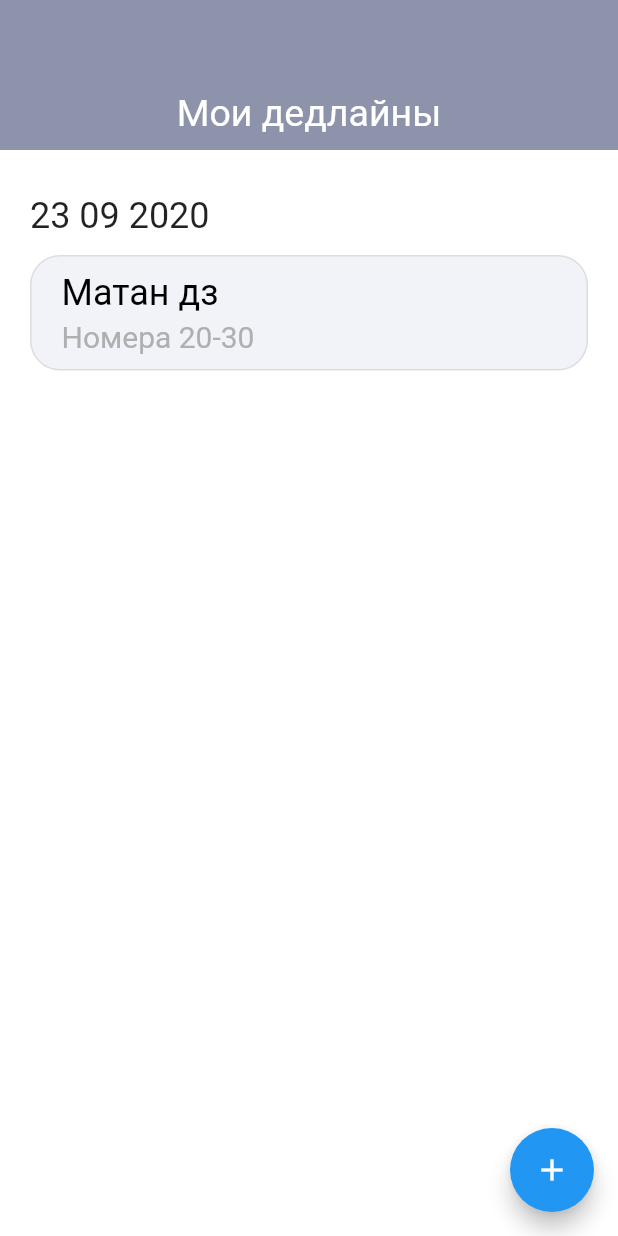
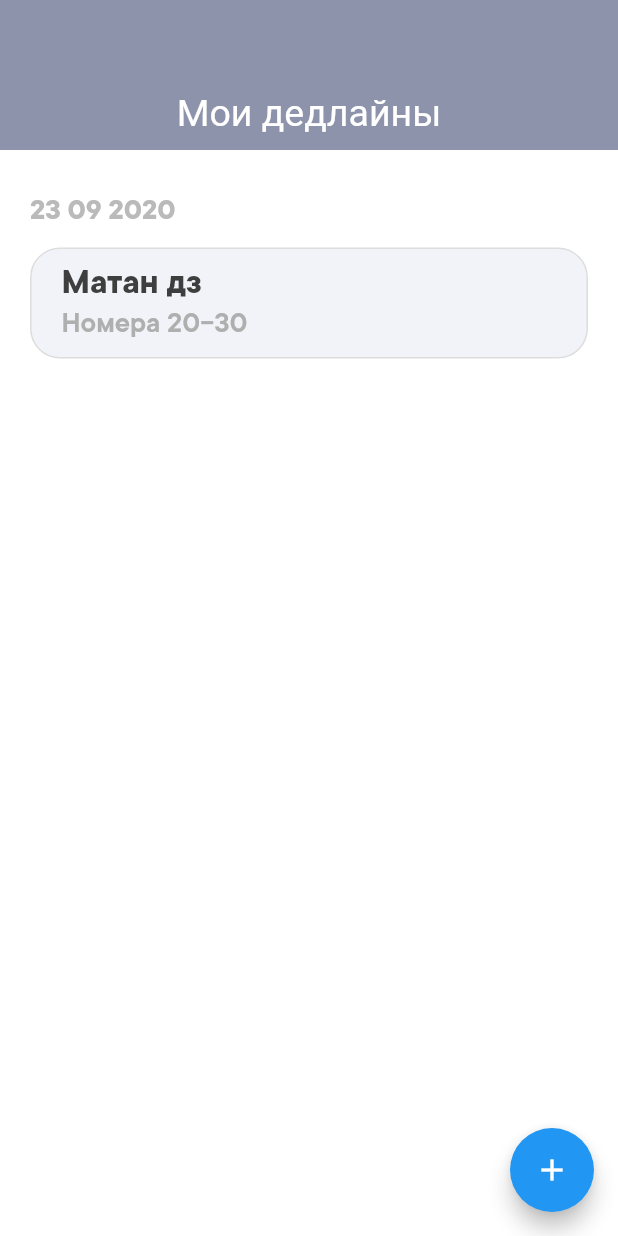
Before and after one commit to Glebik8/ITMO.deadlines.backend, a Flutter app: the screen it shows after launch, after a tap on the "add" icon, on a phone screen of 412 x 824 dp. Run offline on Flutter 3.47's test engine with Material 2 defaults, Android fonts, the phone set to English and light mode, and no system bars; drawn by our look-alikes of flutter_slidable; our stand-ins replace hive, hive_flutter, rxdart; accounts and stored records are empty.

Commit message:
- add fonts

```diff
--- a/lib/Model/model.dart
+++ b/lib/Model/model.dart
@@ -18,6 +18,10 @@ class Model{
   Color cardStroke = Color(0xFFDDDDDD);
   Color cardColor = Color(0xFFF1F3F8);
   Color cardText = Color(0xFFAFAFAF);
+  Color cardTextHead = Color(0xFF3E3E3E);
+  Color timeTextColor = Color(0xFFBABABA);
+
+
 
 
 
--- a/lib/main.dart
+++ b/lib/main.dart
@@ -127,7 +127,7 @@ class _MyAppState extends State<MyApp> {
             alignment: Alignment.centerLeft,
             child: Text(
               data,
-              style: TextStyle(fontSize: 24),
+              style: TextStyle(fontSize: 20, color: model.timeTextColor, fontFamily: 'TTBold'),
             ),
           ),
           SizedBox(
@@ -171,16 +171,16 @@ class _MyAppState extends State<MyApp> {
                     alignment: Alignment.centerLeft,
                     child: Text(
                       note.name,
-                      style: TextStyle(fontSize: 24, color: Colors.black),
+                      style: TextStyle(fontSize: 24, color: model.cardTextHead, fontFamily: 'TTBold'),
                     )),
                 SizedBox(
-                  height: 4,
+                  height: 1,
                 ),
                 Align(
                     alignment: Alignment.centerLeft,
                     child: Text(
                       note.description,
-                      style: TextStyle(fontSize: 20, color: model.cardText),
+                      style: TextStyle(fontSize: 20, color: model.cardText, fontFamily: 'TTDemi'),
                     )),
               ],
             ),
```
Also changed, not shown: pubspec.yaml (+10 -12 lines), lib/fonts/TTCommons-Bold.ttf (added), lib/fonts/TTCommons-DemiBold.ttf (added).
